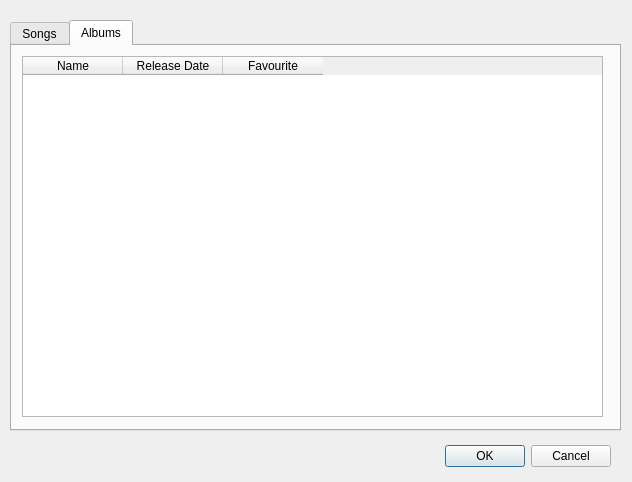
Old version of the form src/history.ui in the repository MartinHignett/SongDetector.
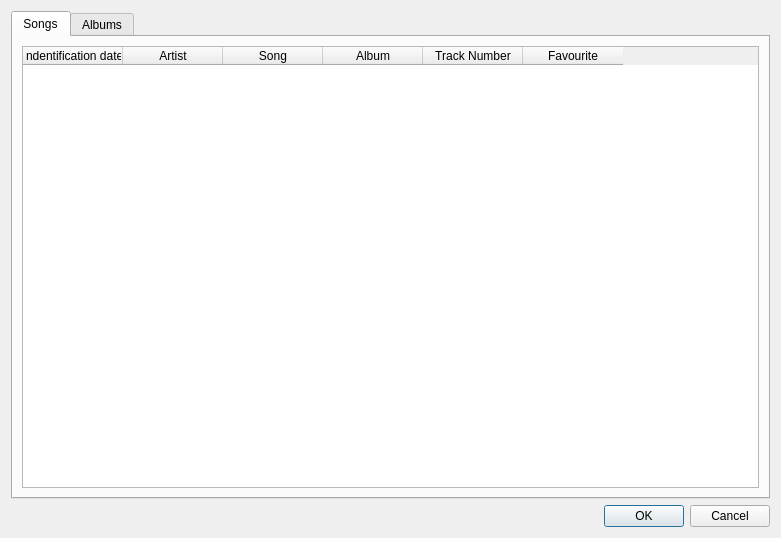
New version of the form. The open tabs and pages were chosen to show the change.

Commit message: Makes history dialog box resize content

The edit to the form file:
```diff
--- a/src/history.ui
+++ b/src/history.ui
@@ -6,38 +6,21 @@
    <rect>
     <x>0</x>
     <y>0</y>
-    <width>632</width>
-    <height>482</height>
+    <width>781</width>
+    <height>538</height>
    </rect>
   </property>
   <property name="windowTitle">
    <string>Dialog</string>
   </property>
-  <widget class="QDialogButtonBox" name="buttonBox">
-   <property name="geometry">
-    <rect>
-     <x>270</x>
-     <y>440</y>
-     <width>341</width>
-     <height>32</height>
-    </rect>
-   </property>
-   <property name="orientation">
-    <enum>Qt::Orientation::Horizontal</enum>
-   </property>
-   <property name="standardButtons">
-    <set>QDialogButtonBox::StandardButton::Cancel|QDialogButtonBox::StandardButton::Ok</set>
-   </property>
-  </widget>
-  <widget class="QTabWidget" name="songsTab">
-   <property name="geometry">
-    <rect>
-     <x>10</x>
-     <y>20</y>
-     <width>611</width>
-     <height>411</height>
-    </rect>
-   </property>
+  <property name="modal">
+   <bool>false</bool>
+  </property>
+  <layout class="QGridLayout" name="gridLayout">
+   <item row="0" column="0">
+    <layout class="QVBoxLayout" name="verticalLayout_2">
+     <item>
+      <widget class="QTabWidget" name="tabWidget">
    <property name="currentIndex">
     <number>0</number>
    </property>
@@ -45,27 +28,18 @@
     <attribute name="title">
      <string>Songs</string>
     </attribute>
+        <layout class="QGridLayout" name="gridLayout_2">
+         <item row="0" column="0">
     <widget class="QTableWidget" name="tableWidget">
-     <property name="geometry">
-      <rect>
-       <x>10</x>
-       <y>10</y>
-       <width>581</width>
-       <height>361</height>
-      </rect>
-     </property>
      <property name="sortingEnabled">
       <bool>true</bool>
      </property>
-     <property name="columnCount">
-      <number>5</number>
-     </property>
      <property name="supportedDragActions">
       <set>Qt::DropAction::IgnoreAction</set>
      </property>
      <column>
       <property name="text">
-       <string>Song</string>
+             <string>Indentification date</string>
       </property>
      </column>
      <column>
@@ -73,6 +47,11 @@
        <string>Artist</string>
       </property>
      </column>
+           <column>
+            <property name="text">
+             <string>Song</string>
+            </property>
+           </column>
      <column>
       <property name="text">
        <string>Album</string>
@@ -89,38 +68,38 @@
       </property>
      </column>
     </widget>
-   </widget>
-   <widget class="QWidget" name="albumsTab">
+         </item>
+        </layout>
+       </widget>
+       <widget class="QWidget" name="albums">
     <attribute name="title">
      <string>Albums</string>
     </attribute>
-    <widget class="QTableWidget" name="tableWidget_2">
-     <property name="geometry">
-      <rect>
-       <x>10</x>
-       <y>10</y>
-       <width>581</width>
-       <height>361</height>
-      </rect>
-     </property>
-     <column>
-      <property name="text">
-       <string>Name</string>
-      </property>
-     </column>
-     <column>
-      <property name="text">
-       <string>Release Date</string>
-      </property>
-     </column>
-     <column>
-      <property name="text">
-       <string>Favourite</string>
-      </property>
-     </column>
-    </widget>
-   </widget>
-  </widget>
+        <layout class="QGridLayout" name="gridLayout_3">
+         <item row="0" column="0">
+          <widget class="QTableView" name="albumsTable">
+           <property name="sortingEnabled">
+            <bool>true</bool>
+           </property>
+          </widget>
+         </item>
+        </layout>
+       </widget>
+      </widget>
+     </item>
+     <item alignment="Qt::AlignmentFlag::AlignBottom">
+      <widget class="QDialogButtonBox" name="buttonBox">
+       <property name="orientation">
+        <enum>Qt::Orientation::Horizontal</enum>
+       </property>
+       <property name="standardButtons">
+        <set>QDialogButtonBox::StandardButton::Cancel|QDialogButtonBox::StandardButton::Ok</set>
+       </property>
+      </widget>
+     </item>
+    </layout>
+   </item>
+  </layout>
  </widget>
  <resources/>
  <connections>
```
Left out of the diff: 2 changed lines with no effect on the pictures. Lines whose indentation alone changed are shown as unchanged.
